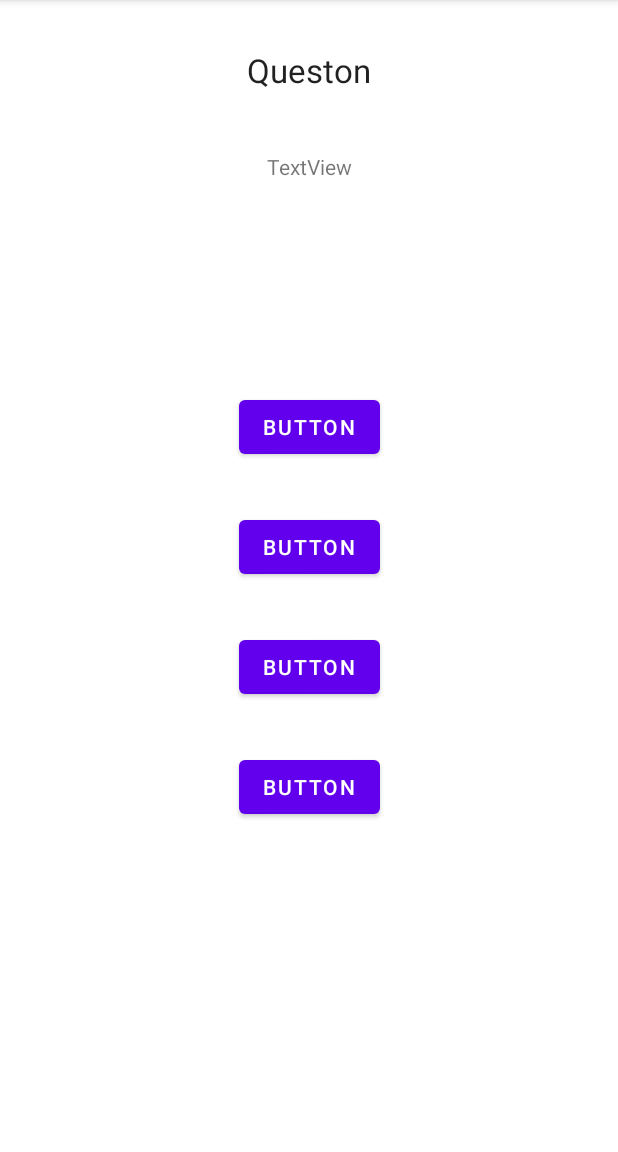
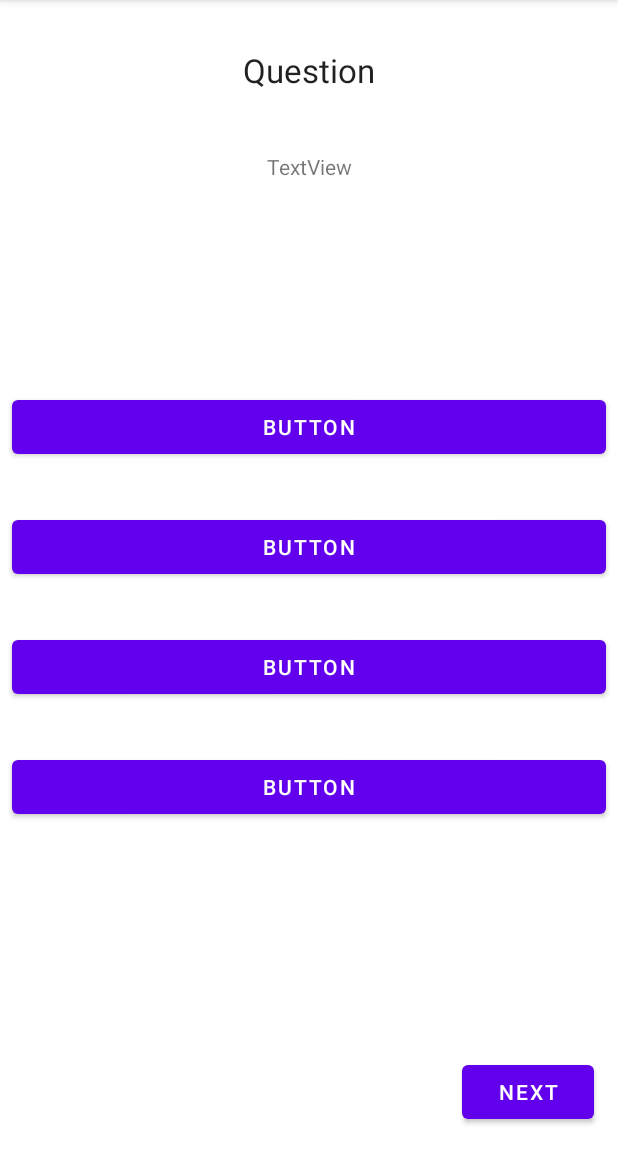
Before and after one commit to s20003/Quiz, an Android app: the QuizActivity screen opened directly, with no data from a screen before it, on a phone screen of 412 x 824 dp, the part 84-1236 px from its top. Run offline under Robolectric (Android 15) with nearby library versions, the phone set to English and light mode, and no system bars; libraries missing offline, so code that uses them is left out: com.opencsv.

Commit message:
quiz画面途中

```diff
--- a/app/build.gradle
+++ b/app/build.gradle
@@ -43,6 +43,9 @@ dependencies {
     implementation 'com.google.android.material:material:1.4.0'
     implementation 'androidx.constraintlayout:constraintlayout:2.1.0'
     implementation 'androidx.legacy:legacy-support-v4:1.0.0'
+
+    implementation 'com.opencsv:opencsv:5.2'
+
     testImplementation 'junit:junit:4.+'
     androidTestImplementation 'androidx.test.ext:junit:1.1.3'
     androidTestImplementation 'androidx.test.espresso:espresso-core:3.4.0'
--- a/app/src/main/AndroidManifest.xml
+++ b/app/src/main/AndroidManifest.xml
@@ -9,7 +9,8 @@
         android:roundIcon="@mipmap/ic_launcher_round"
         android:supportsRtl="true"
         android:theme="@style/Theme.Quiz">
-        <activity android:name=".QuizActivity"></activity>
+        <activity android:name=".ResultActivity"></activity>
+        <activity android:name=".QuizActivity" />
         <activity android:name=".MainActivity">
             <intent-filter>
                 <action android:name="android.intent.action.MAIN" />
--- a/app/src/main/java/jp/ac/it_college/s20003/quiz/MainActivity.kt
+++ b/app/src/main/java/jp/ac/it_college/s20003/quiz/MainActivity.kt
@@ -17,7 +17,7 @@ class MainActivity : AppCompatActivity() {
         binding.startButton.setOnClickListener { onStartButtonTapped(it) }
     }
 
-    fun onStartButtonTapped(view: View?) {
+    private fun onStartButtonTapped(view: View?) {
         val intent = Intent(this, QuizActivity::class.java)
         startActivity(intent)
     }
--- a/app/src/main/java/jp/ac/it_college/s20003/quiz/QuizActivity.kt
+++ b/app/src/main/java/jp/ac/it_college/s20003/quiz/QuizActivity.kt
@@ -1,12 +1,26 @@
 package jp.ac.it_college.s20003.quiz
 
+import android.content.Intent
 import androidx.appcompat.app.AppCompatActivity
 import android.os.Bundle
+import android.view.View
+import jp.ac.it_college.s20003.quiz.databinding.ActivityMainBinding
+import jp.ac.it_college.s20003.quiz.databinding.ActivityQuizBinding
 
 class QuizActivity : AppCompatActivity() {
+    private lateinit var binding: ActivityQuizBinding
+    private lateinit var quiz: QuizFragment
+
     override fun onCreate(savedInstanceState: Bundle?) {
         super.onCreate(savedInstanceState)
-        setContentView(R.layout.activity_quiz)
+        binding = ActivityQuizBinding.inflate(layoutInflater)
+        setContentView(binding.root)
+
+        binding.nextButton.setOnClickListener { onStartButtonTapped(it) }
+    }
+    private fun onStartButtonTapped(view: View?) {
+        val intent = Intent(this, ResultActivity::class.java)
+        startActivity(intent)
     }
 }
 // フラグメントを使う
--- a/app/src/main/java/jp/ac/it_college/s20003/quiz/QuizFragment.kt
+++ b/app/src/main/java/jp/ac/it_college/s20003/quiz/QuizFragment.kt
@@ -5,19 +5,42 @@ import androidx.fragment.app.Fragment
 import android.view.LayoutInflater
 import android.view.View
 import android.view.ViewGroup
+import android.widget.TextView
+import com.opencsv.CSVIterator
+import com.opencsv.CSVReader
 import jp.ac.it_college.s20003.quiz.databinding.FragmentQuizBinding
+import java.io.BufferedReader
+import java.io.InputStreamReader
+import java.io.StringReader
 
 
 class QuizFragment : Fragment() {
+    private var _binding: FragmentQuizBinding? = null
+    private val binding get() = _binding!!
+
+    private var data: ArrayList<String> = arrayListOf()
 
     /*override fun onCreate(savedInstanceState: Bundle?) {
         super.onCreate(savedInstanceState)
-        arguments?.let {
-        }
+        /*arguments?.let {
+        }*/
+
+
+        /*val assetManager = resources.assets
+        val inputStream = assetManager.open("QuizData.csv")
+        val bufferedReader = BufferedReader(InputStreamReader(inputStream))
+        val str: String = bufferedReader.readText()
+        val strReader = StringReader(str)
+        val csv = CSVIterator(CSVReader(strReader))
+
+        for (row in csv) {
+            for (col in row) {
+                data.add(col)
+            }
+        }*/
+
+
     }*/
-
-    private var _binding: FragmentQuizBinding? = null
-    private val binding get() = _binding!!
 
     override fun onCreateView(
         inflater: LayoutInflater, container: ViewGroup?,
--- /dev/null
+++ b/app/src/main/java/jp/ac/it_college/s20003/quiz/loadCsv.kt
@@ -0,0 +1 @@
+package jp.ac.it_college.s20003.quiz
--- a/app/src/main/res/layout/activity_quiz.xml
+++ b/app/src/main/res/layout/activity_quiz.xml
@@ -15,4 +15,14 @@
         app:layout_constraintStart_toStartOf="parent"
         app:layout_constraintTop_toTopOf="parent"
         tools:layout="@layout/fragment_quiz" />
+
+    <Button
+        android:id="@+id/nextButton"
+        android:layout_width="wrap_content"
+        android:layout_height="wrap_content"
+        android:layout_marginEnd="16dp"
+        android:layout_marginBottom="16dp"
+        android:text="@string/next_button"
+        app:layout_constraintBottom_toBottomOf="parent"
+        app:layout_constraintEnd_toEndOf="parent" />
 </androidx.constraintlayout.widget.ConstraintLayout>
--- a/app/src/main/res/layout/fragment_quiz.xml
+++ b/app/src/main/res/layout/fragment_quiz.xml
@@ -8,7 +8,7 @@
     tools:context=".QuizFragment" >
 
     <TextView
-        android:id="@+id/questionText"
+        android:id="@+id/questionTitle"
         android:layout_width="wrap_content"
         android:layout_height="wrap_content"
         android:layout_marginTop="32dp"
@@ -19,55 +19,57 @@
         app:layout_constraintTop_toTopOf="parent" />
 
     <Button
-        android:id="@+id/button"
-        android:layout_width="wrap_content"
+        android:id="@+id/ansBtn1"
+        android:layout_width="0dp"
         android:layout_height="wrap_content"
+        android:layout_marginStart="8dp"
         android:layout_marginTop="140dp"
+        android:layout_marginEnd="8dp"
         android:text="Button"
         app:layout_constraintEnd_toEndOf="parent"
         app:layout_constraintHorizontal_bias="0.501"
         app:layout_constraintStart_toStartOf="parent"
-        app:layout_constraintTop_toBottomOf="@+id/textView4"
+        app:layout_constraintTop_toBottomOf="@+id/textView"
         tools:ignore="MissingConstraints" />
 
     <Button
-        android:id="@+id/button2"
-        android:layout_width="wrap_content"
+        android:id="@+id/ansBtn2"
+        android:layout_width="0dp"
         android:layout_height="wrap_content"
         android:layout_marginTop="32dp"
         android:text="Button"
-        app:layout_constraintEnd_toEndOf="@+id/button"
-        app:layout_constraintStart_toStartOf="@+id/button"
-        app:layout_constraintTop_toBottomOf="@+id/button" />
+        app:layout_constraintEnd_toEndOf="@+id/ansBtn1"
+        app:layout_constraintStart_toStartOf="@+id/ansBtn1"
+        app:layout_constraintTop_toBottomOf="@+id/ansBtn1" />
 
     <Button
-        android:id="@+id/button3"
-        android:layout_width="wrap_content"
+        android:id="@+id/ansBtn3"
+        android:layout_width="0dp"
         android:layout_height="wrap_content"
         android:layout_marginTop="32dp"
         android:text="Button"
-        app:layout_constraintEnd_toEndOf="@+id/button2"
-        app:layout_constraintStart_toStartOf="@+id/button2"
-        app:layout_constraintTop_toBottomOf="@+id/button2" />
+        app:layout_constraintEnd_toEndOf="@+id/ansBtn2"
+        app:layout_constraintStart_toStartOf="@+id/ansBtn2"
+        app:layout_constraintTop_toBottomOf="@+id/ansBtn2" />
 
     <Button
-        android:id="@+id/button4"
-        android:layout_width="wrap_content"
+        android:id="@+id/ansBtn4"
+        android:layout_width="0dp"
         android:layout_height="wrap_content"
         android:layout_marginTop="32dp"
         android:text="Button"
-        app:layout_constraintEnd_toEndOf="@+id/button3"
-        app:layout_constraintStart_toStartOf="@+id/button3"
-        app:layout_constraintTop_toBottomOf="@+id/button3" />
+        app:layout_constraintEnd_toEndOf="@+id/ansBtn3"
+        app:layout_constraintStart_toStartOf="@+id/ansBtn3"
+        app:layout_constraintTop_toBottomOf="@+id/ansBtn3" />
 
     <TextView
-        android:id="@+id/textView4"
+        android:id="@+id/textView"
         android:layout_width="wrap_content"
         android:layout_height="wrap_content"
         android:layout_marginTop="40dp"
         android:text="TextView"
         app:layout_constraintEnd_toEndOf="parent"
         app:layout_constraintStart_toStartOf="parent"
-        app:layout_constraintTop_toBottomOf="@+id/questionText"
+        app:layout_constraintTop_toBottomOf="@+id/questionTitle"
         tools:ignore="MissingConstraints" />
 </androidx.constraintlayout.widget.ConstraintLayout>
--- a/app/src/main/res/values/strings.xml
+++ b/app/src/main/res/values/strings.xml
@@ -4,18 +4,7 @@
     <string name="start_button">Quiz  Start</string>
     <!-- TODO: Remove or change this placeholder text -->
     <string name="hello_blank_fragment" translatable="false">Hello blank fragment</string>
-    <string name="question_title">Queston</string>
     <string name="question_title">Question</string>
-    <string name="question_title">Question</string>
-    <string name="question_title">Question</string>
-    <string name="question_title">Q</string>
-    <string name="question_title">Q</string>
-    <string name="question_title">Qu</string>
-    <string name="question_title">Que</string>
-    <string name="question_title">Ques</string>
-    <string name="question_title">Questi</string>
-    <string name="question_title">Questi</string>
-    <string name="question_title">Questio</string>
-    <string name="question_title">Question</string>
-    <string name="question_title">Question</string>
+    <string name="next_button">next</string>
+    <string name="result_title">Result</string>
 </resources>
```
Also changed, not shown: app/src/main/assets/QuizData.csv (added, +11 -0 lines), app/src/main/java/jp/ac/it_college/s20003/quiz/QuizRecord.kt (added, +24 -0 lines), app/src/main/java/jp/ac/it_college/s20003/quiz/ResultActivity.kt (added, +15 -0 lines), app/src/main/res/layout/activity_result.xml (added, +19 -0 lines), 1 other file.
